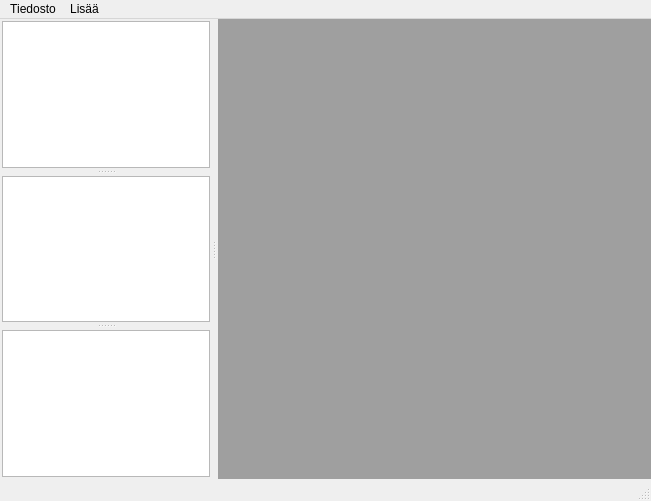
This is src/editor/ui/mainwindow.ui in ruisleipa/kp2 as Qt 5 draws it before an edit. The edited form follows.
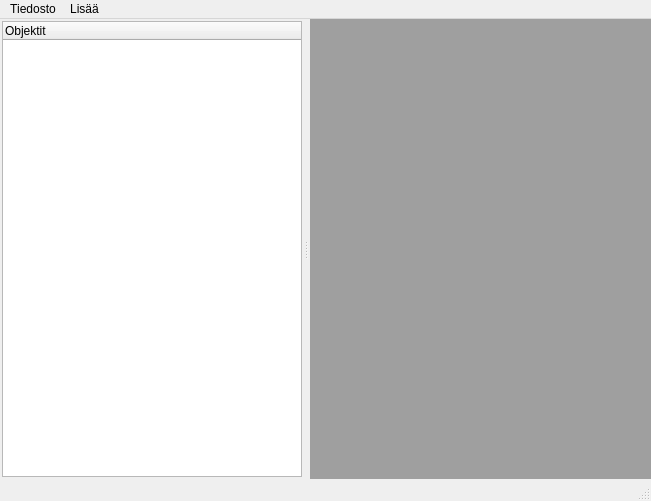
This is the edited form. Custom widgets are drawn as their Qt base class.

Commit message:
Main window development.
-better file handling
-show a tree of objects
-show a window for editing

Patch:
```diff
--- a/src/editor/ui/mainwindow.ui
+++ b/src/editor/ui/mainwindow.ui
@@ -50,51 +50,36 @@
          <number>2</number>
         </property>
         <item>
-         <widget class="QSplitter" name="splitter_2">
-          <property name="orientation">
-           <enum>Qt::Vertical</enum>
+         <widget class="QTreeWidget" name="objectTreeWidget">
+          <property name="minimumSize">
+           <size>
+            <width>300</width>
+            <height>0</height>
+           </size>
           </property>
-          <property name="handleWidth">
-           <number>8</number>
+          <property name="columnCount">
+           <number>1</number>
           </property>
-          <property name="childrenCollapsible">
-           <bool>false</bool>
-          </property>
-          <widget class="TableView" name="vehicleView">
-           <property name="showGrid">
-            <bool>false</bool>
+          <column>
+           <property name="text">
+            <string>Objektit</string>
            </property>
-           <attribute name="horizontalHeaderVisible">
-            <bool>false</bool>
-           </attribute>
-           <attribute name="verticalHeaderVisible">
-            <bool>false</bool>
-           </attribute>
-          </widget>
-          <widget class="TableView" name="partView">
-           <property name="showGrid">
-            <bool>false</bool>
-           </property>
-           <attribute name="horizontalHeaderVisible">
-            <bool>false</bool>
-           </attribute>
-           <attribute name="verticalHeaderVisible">
-            <bool>false</bool>
-           </attribute>
-          </widget>
-          <widget class="TableView" name="playerView">
-           <attribute name="horizontalHeaderVisible">
-            <bool>false</bool>
-           </attribute>
-           <attribute name="verticalHeaderVisible">
-            <bool>false</bool>
-           </attribute>
-          </widget>
+          </column>
          </widget>
         </item>
        </layout>
       </widget>
-      <widget class="QMdiArea" name="mdiArea"/>
+      <widget class="QMdiArea" name="mdiArea">
+       <property name="verticalScrollBarPolicy">
+        <enum>Qt::ScrollBarAsNeeded</enum>
+       </property>
+       <property name="horizontalScrollBarPolicy">
+        <enum>Qt::ScrollBarAsNeeded</enum>
+       </property>
+       <property name="tabShape">
+        <enum>QTabWidget::Rounded</enum>
+       </property>
+      </widget>
      </widget>
     </item>
    </layout>
```
Left out of the diff: 6 changed lines with no effect on the pictures. The commit also changes 2 other files.
